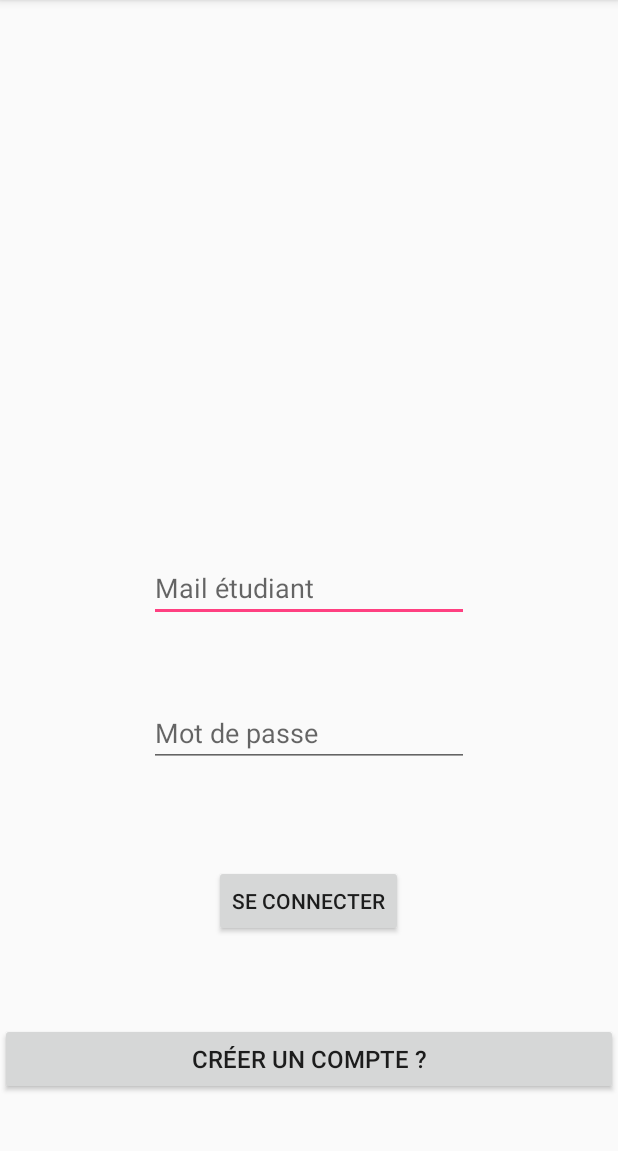
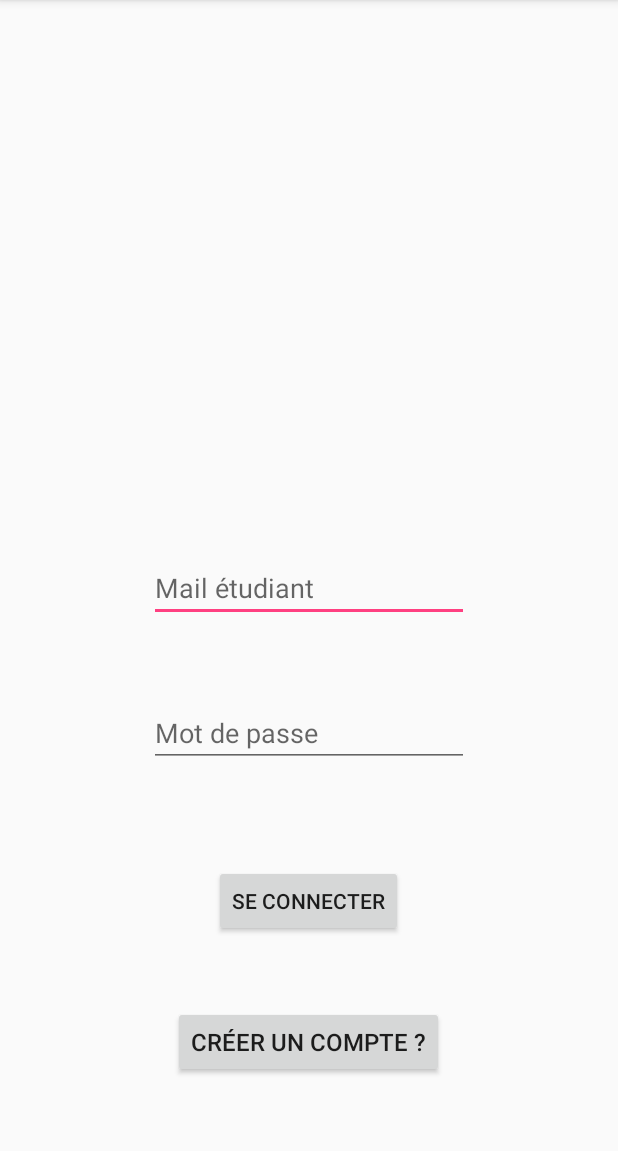
Before and after one commit to matlamy/appli_event, an Android app: the screen it shows after launch (ConnexionActivity), on a phone screen of 412 x 824 dp, the part 84-1235 px from its top. Run offline under Robolectric (Android 15) with nearby library versions, the phone set to English and light mode, and no system bars; our stand-ins replace Firebase (no records; nobody signed in at launch, a user with empty details on screens opened directly).

Commit message:
créer un compte
Créer un compte réussi

```diff
--- a/PROJET/app/src/main/AndroidManifest.xml
+++ b/PROJET/app/src/main/AndroidManifest.xml
@@ -54,6 +54,8 @@
         <activity android:name=".Activity.ProfilActivity" />
         <activity android:name=".Activity.AjoutEventActivity" />
         <activity android:name=".Activity.DetailsEventActivity" />
+        <activity android:name=".Activity.RegisterActivity" />
+
     </application>
 
 </manifest>
--- a/PROJET/app/src/main/java/com/lamy/mathilde/projet100h/Activity/ConnexionActivity.java
+++ b/PROJET/app/src/main/java/com/lamy/mathilde/projet100h/Activity/ConnexionActivity.java
@@ -22,7 +22,7 @@ public class ConnexionActivity extends AppCompatActivity {
     private EditText edtPassword;
     private Button btnConnexion;
     private FirebaseAuth auth;
-    private Button btnRegister;
+    private Button btnSignUp;
 
     @Override
     protected void onCreate(Bundle savedInstanceState) {
@@ -32,17 +32,16 @@ public class ConnexionActivity extends AppCompatActivity {
         edtMail = (EditText) findViewById(R.id.editTextMail);
         edtPassword = (EditText) findViewById(R.id.editTextPassword);
         btnConnexion = (Button) findViewById(R.id.buttonConnexion);
-        btnRegister = (Button) findViewById(R.id.create_account);
+        btnSignUp= (Button) findViewById(R.id.create_account);
 
         //Get Firebase auth instance
         auth = FirebaseAuth.getInstance();
 
 
-        btnRegister.setOnClickListener(new View.OnClickListener() {
+        btnSignUp.setOnClickListener(new View.OnClickListener() {
             @Override
-            public void onClick(View view) {
-                Intent intent = new Intent(ConnexionActivity.this,RegisterActivity.class);
-                startActivity(intent);
+            public void onClick(View v) {
+                startActivity(new Intent(ConnexionActivity.this, RegisterActivity.class));
             }
         });
 
--- a/PROJET/app/src/main/res/layout/activity_connexion.xml
+++ b/PROJET/app/src/main/res/layout/activity_connexion.xml
@@ -45,11 +45,11 @@
 
     <Button
         android:id="@+id/create_account"
-        android:layout_width="match_parent"
+        android:layout_width="wrap_content"
         android:layout_height="wrap_content"
-        android:layout_alignParentStart="true"
-        android:layout_below="@+id/editTextPassword"
-        android:layout_marginTop="105dp"
+        android:layout_alignParentBottom="true"
+        android:layout_centerHorizontal="true"
+        android:layout_marginBottom="49dp"
         android:clickable="true"
         android:gravity="center"
         android:text="Créer un compte ?"
```
